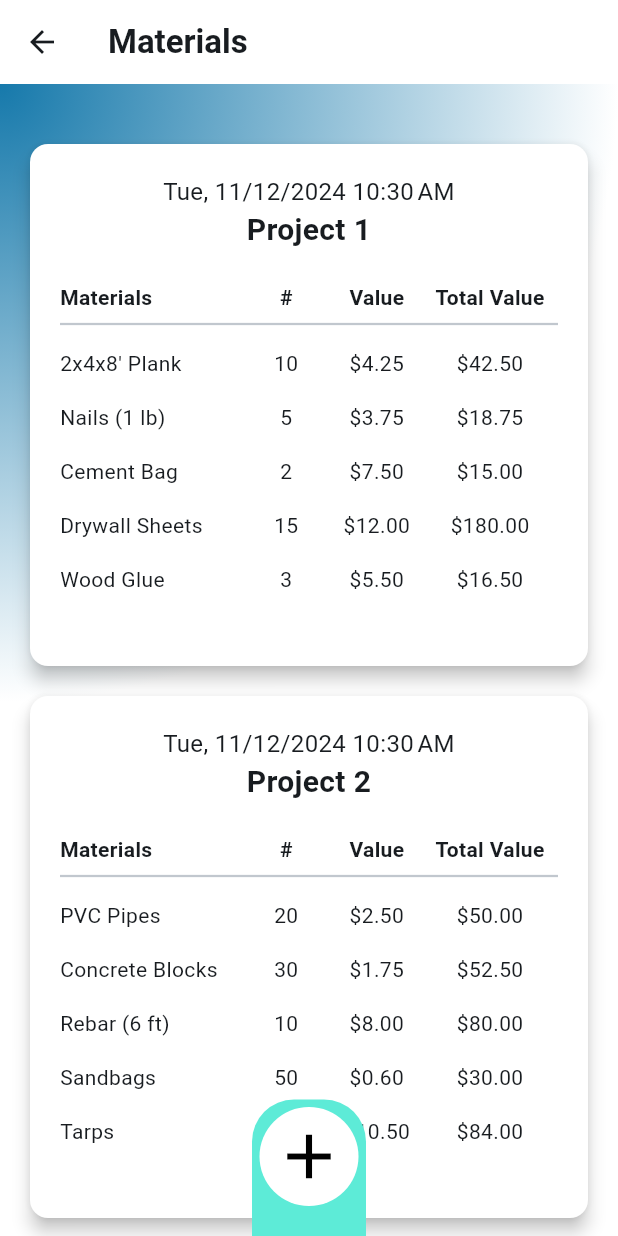
After one commit to uneducatedmale/HandyManlingProject, a Flutter app: the MaterialsPage screen opened by its route, on a phone screen of 412 x 824 dp. The commit adds this screen. Run offline on Flutter 3.47's test engine with Material 3 defaults, Android fonts, the phone set to English and light mode, and no system bars; our stand-ins replace get.

Commit message:
New pages added: Finances, Materials, Labor

```diff
--- a/front-end/handyapp/lib/main.dart
+++ b/front-end/handyapp/lib/main.dart
@@ -16,7 +16,7 @@ class MyApp extends StatelessWidget {
   @override
   Widget build(BuildContext context) {
     return GetMaterialApp(
-      title: 'Memo App',
+      title: 'Handyman App',
       theme: customTheme,
       debugShowCheckedModeBanner: false,
       initialBinding: dependencies.InitialBindings(),
--- /dev/null
+++ b/front-end/handyapp/lib/pages/materials_page.dart
@@ -0,0 +1,171 @@
+import 'package:flutter/material.dart';
+import 'package:intl/intl.dart';
+
+class MaterialsPage extends StatelessWidget {
+  const MaterialsPage({super.key});
+
+  @override
+  Widget build(BuildContext context) {
+    final String timeStamp = DateFormat.yMEd().add_jm().format(DateTime.now());
+
+    // Dummy data for projects and materials
+    final List<Map<String, dynamic>> projects = [
+      {
+        'name': 'Project 1',
+        'materials': [
+          {'material': "2x4x8' Plank", 'quantity': 10, 'value': 4.25},
+          {'material': "Nails (1 lb)", 'quantity': 5, 'value': 3.75},
+          {'material': "Cement Bag", 'quantity': 2, 'value': 7.50},
+          {'material': "Drywall Sheets", 'quantity': 15, 'value': 12.0},
+          {'material': "Wood Glue", 'quantity': 3, 'value': 5.5},
+        ],
+      },
+      {
+        'name': 'Project 2',
+        'materials': [
+          {'material': "PVC Pipes", 'quantity': 20, 'value': 2.5},
+          {'material': "Concrete Blocks", 'quantity': 30, 'value': 1.75},
+          {'material': "Rebar (6 ft)", 'quantity': 10, 'value': 8.0},
+          {'material': "Sandbags", 'quantity': 50, 'value': 0.6},
+          {'material': "Tarps", 'quantity': 8, 'value': 10.5},
+        ],
+      },
+      {
+        'name': 'Project 3',
+        'materials': [
+          {'material': "Paint (1 gal)", 'quantity': 5, 'value': 25.0},
+          {'material': "Brushes", 'quantity': 10, 'value': 2.5},
+          {'material': "Rollers", 'quantity': 6, 'value': 3.75},
+          {'material': "Masking Tape", 'quantity': 4, 'value': 1.5},
+          {'material': "Drop Cloth", 'quantity': 3, 'value': 8.0},
+        ],
+      },
+      {
+        'name': 'Project 4',
+        'materials': [
+          {'material': "Shingles", 'quantity': 20, 'value': 3.25},
+          {'material': "Roof Nails", 'quantity': 200, 'value': 0.02},
+          {'material': "Underlayment", 'quantity': 10, 'value': 15.0},
+          {'material': "Sealant", 'quantity': 5, 'value': 7.5},
+          {'material': "Vent Caps", 'quantity': 2, 'value': 12.0},
+        ],
+      },
+    ];
+
+    return Scaffold(
+      appBar: AppBar(
+        title: const Text('Materials'),
+        backgroundColor: Colors.white,
+        surfaceTintColor: Colors.transparent,
+      ),
+      body: Stack(
+        children: [
+          // Background gradient
+          Container(
+            width: MediaQuery.of(context).size.width,
+            height: MediaQuery.of(context).size.height,
+            decoration: const BoxDecoration(
+              gradient: RadialGradient(
+                center: Alignment.topLeft,
+                radius: 1,
+                colors: [
+                  Color(0xff1679ab), // Blue starting color
+                  Colors.white,      // Fading into white
+                ],
+              ),
+            ),
+          ),
+          Center(
+            child: SingleChildScrollView(
+              child: Padding(
+                padding: const EdgeInsets.symmetric(vertical: 40.0),
+                child: Column(
+                  children: projects.map((project) {
+                    return Padding(
+                      padding: const EdgeInsets.only(bottom: 20.0), // Adds gap between cards
+                      child: ConstrainedBox(
+                        constraints: const BoxConstraints(maxWidth: 500),
+                        child: Card(
+                          margin: const EdgeInsets.symmetric(horizontal: 20),
+                          color: Colors.white,
+                          elevation: 5,
+                          surfaceTintColor: Colors.transparent,
+                          child: Padding(
+                            padding: const EdgeInsets.all(20),
+                            child: Column(
+                              children: [
+                                // Centered timestamp and project name
+                                Text(timeStamp, style: const TextStyle(fontSize: 16), textAlign: TextAlign.center),
+                                Text(
+                                  project['name'],
+                                  style: const TextStyle(fontSize: 20, fontWeight: FontWeight.bold),
+                                  textAlign: TextAlign.center,
+                                ),
+                                const SizedBox(height: 20),
+                                // Table header
+                                const Row(
+                                  children: [
+                                    Expanded(flex: 4, child: Text("Materials", style: TextStyle(fontWeight: FontWeight.bold))),
+                                    Expanded(flex: 2, child: Text("#", textAlign: TextAlign.center, style: TextStyle(fontWeight: FontWeight.bold))),
+                                    Expanded(flex: 2, child: Text("Value", textAlign: TextAlign.center, style: TextStyle(fontWeight: FontWeight.bold))),
+                                    Expanded(flex: 3, child: Text("Total Value", textAlign: TextAlign.center, style: TextStyle(fontWeight: FontWeight.bold))),
+                                  ],
+                                ),
+                                const Divider(thickness: 1.5),
+                                // Table rows for each material
+                                ...project['materials'].map<Widget>((material) {
+                                  final totalValue = material['quantity'] * material['value'];
+                                  return Padding(
+                                    padding: const EdgeInsets.symmetric(vertical: 8.0),
+                                    child: Row(
+                                      children: [
+                                        Expanded(flex: 4, child: Text(material['material'])),
+                                        Expanded(flex: 2, child: Text(material['quantity'].toString(), textAlign: TextAlign.center)),
+                                        Expanded(flex: 2, child: Text('\$${material['value'].toStringAsFixed(2)}', textAlign: TextAlign.center)),
+                                        Expanded(flex: 3, child: Text('\$${totalValue.toStringAsFixed(2)}', textAlign: TextAlign.center)),
+                                      ],
+                                    ),
+                                  );
+                                }).toList(),
+                                const SizedBox(height: 20), // Extra space at the bottom of the card
+                              ],
+                            ),
+                          ),
+                        ),
+                      ),
+                    );
+                  }).toList(),
+                ),
+              ),
+            ),
+          ),
+        ],
+      ),
+      bottomSheet: Padding(
+        padding: const EdgeInsets.only(
+          top: 5,
+          left: 5,
+          right: 5,
+          bottom: 20,
+        ),
+        child: IconButton(
+          style: const ButtonStyle(
+            backgroundColor: WidgetStatePropertyAll(
+              Colors.white,
+            ),
+            foregroundColor: WidgetStatePropertyAll(
+              Colors.black,
+            ),
+          ),
+          icon: const Icon(
+            Icons.add,
+            size: 50,
+          ),
+          onPressed: () {
+            // Add material action
+          },
+        ),
+      ),
+    );
+  }
+}
--- a/front-end/handyapp/lib/utilities/routes.dart
+++ b/front-end/handyapp/lib/utilities/routes.dart
@@ -1,10 +1,16 @@
 import 'package:get/get.dart';
 import 'package:handyapp/pages/home_page.dart';
 import 'package:handyapp/pages/memo_page.dart';
+import 'package:handyapp/pages/materials_page.dart';
+import 'package:handyapp/pages/labor_page.dart';
+import 'package:handyapp/pages/finances_page.dart';
 
 class Routes {
   static String homePage = '/home_page';
   static String memoPage = '/memo_page';
+  static String materialsPage = '/materials_page';
+  static String laborPage = '/labor_page';
+  static String financesPage = '/finances_page';
 }
 
 final getPages = [
@@ -16,4 +22,16 @@ final getPages = [
     name: Routes.memoPage,
     page: () => const MemoPage(),
   ),
+  GetPage(
+    name: Routes.materialsPage,
+    page: () => const MaterialsPage(),
+  ),
+  GetPage(
+    name: Routes.laborPage,
+    page: () => const LaborPage(),
+  ),
+  GetPage(
+    name: Routes.financesPage,
+    page: () => const FinancesPage(),
+  ),
 ];
```
Also changed, not shown: front-end/handyapp/lib/pages/finances_page.dart (added, +97 -0 lines), front-end/handyapp/lib/pages/labor_page.dart (added, +182 -0 lines), front-end/handyapp/lib/pages/memo_page.dart (+30 -2 lines).
